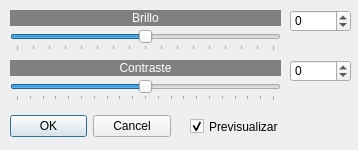
This is brillocontraste.ui in pjmeca/QFotoPaint5 as Qt 5 draws it before an edit. The edited form follows.
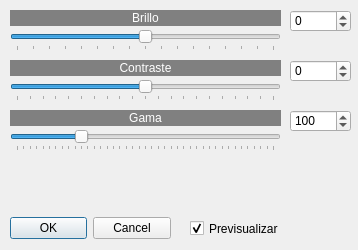
This is the edited form. Icons and pictures are not drawn.

Diff of the .ui file:
```diff
--- a/brillocontraste.ui
+++ b/brillocontraste.ui
@@ -10,7 +10,7 @@
     <x>0</x>
     <y>0</y>
     <width>358</width>
-    <height>150</height>
+    <height>250</height>
    </rect>
   </property>
   <property name="sizePolicy">
@@ -22,13 +22,13 @@
   <property name="minimumSize">
    <size>
     <width>358</width>
-    <height>150</height>
+    <height>250</height>
    </size>
   </property>
   <property name="maximumSize">
    <size>
     <width>358</width>
-    <height>150</height>
+    <height>250</height>
    </size>
   </property>
   <property name="windowTitle">
@@ -42,7 +42,7 @@
    <property name="geometry">
     <rect>
      <x>10</x>
-     <y>110</y>
+     <y>212</y>
      <width>161</width>
      <height>32</height>
     </rect>
@@ -183,7 +183,7 @@
    <property name="geometry">
     <rect>
      <x>190</x>
-     <y>118</y>
+     <y>220</y>
      <width>101</width>
      <height>17</height>
     </rect>
@@ -195,6 +195,73 @@
     <bool>true</bool>
    </property>
   </widget>
+  <widget class="QSlider" name="horizontalSlider_3">
+   <property name="geometry">
+    <rect>
+     <x>10</x>
+     <y>130</y>
+     <width>271</width>
+     <height>21</height>
+    </rect>
+   </property>
+   <property name="minimum">
+    <number>0</number>
+   </property>
+   <property name="maximum">
+    <number>400</number>
+   </property>
+   <property name="value">
+    <number>100</number>
+   </property>
+   <property name="orientation">
+    <enum>Qt::Horizontal</enum>
+   </property>
+   <property name="tickPosition">
+    <enum>QSlider::TicksBelow</enum>
+   </property>
+   <property name="tickInterval">
+    <number>10</number>
+   </property>
+  </widget>
+  <widget class="QSpinBox" name="spinBox_3">
+   <property name="geometry">
+    <rect>
+     <x>290</x>
+     <y>110</y>
+     <width>61</width>
+     <height>22</height>
+    </rect>
+   </property>
+   <property name="minimum">
+    <number>0</number>
+   </property>
+   <property name="maximum">
+    <number>400</number>
+   </property>
+   <property name="value">
+    <number>100</number>
+   </property>
+  </widget>
+  <widget class="QLabel" name="label_3">
+   <property name="geometry">
+    <rect>
+     <x>10</x>
+     <y>110</y>
+     <width>271</width>
+     <height>16</height>
+    </rect>
+   </property>
+   <property name="styleSheet">
+    <string notr="true">background-color: rgb(128, 128, 128);
+color: rgb(255, 255, 255);</string>
+   </property>
+   <property name="text">
+    <string>Gama</string>
+   </property>
+   <property name="alignment">
+    <set>Qt::AlignCenter</set>
+   </property>
+  </widget>
  </widget>
  <resources>
   <include location="recursos.qrc"/>
```
Left out of the diff: 2 changed lines with no effect on the pictures.
